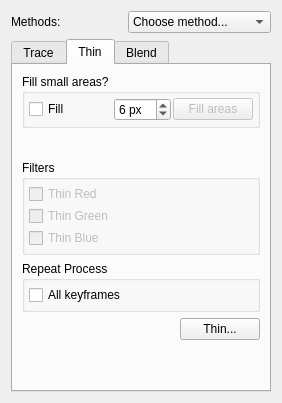
Before: the Qt Designer form app/ui/bitmapcoloringwidget.ui in pencil2d/pencil, drawn with Qt 5.
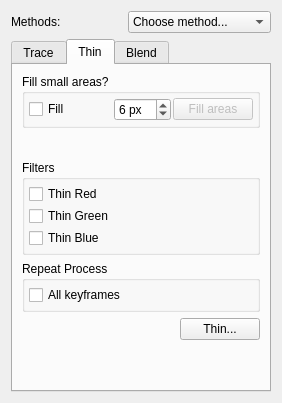
After: the same form once the commit is applied. The open tabs and pages were chosen to show the change. Icons and pictures are not drawn.

Patch:
```diff
--- a/app/ui/bitmapcoloringwidget.ui
+++ b/app/ui/bitmapcoloringwidget.ui
@@ -397,7 +397,7 @@
             <item>
              <widget class="QCheckBox" name="cb2ThinRed">
               <property name="enabled">
-               <bool>false</bool>
+               <bool>true</bool>
               </property>
               <property name="text">
                <string>Thin Red</string>
@@ -434,7 +434,7 @@
             <item>
              <widget class="QCheckBox" name="cb2ThinGreen">
               <property name="enabled">
-               <bool>false</bool>
+               <bool>true</bool>
               </property>
               <property name="text">
                <string>Thin Green</string>
@@ -471,7 +471,7 @@
             <item>
              <widget class="QCheckBox" name="cb2ThinBlue">
               <property name="enabled">
-               <bool>false</bool>
+               <bool>true</bool>
               </property>
               <property name="text">
                <string>Thin Blue</string>
```
Left out of the diff: 6 changed lines with no effect on the pictures.
